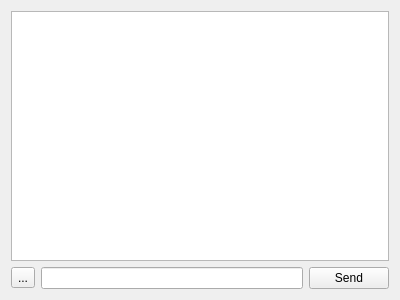
Above: BlockSettleUILib/ChatWidget.ui from BlockSettle/terminal before the change. Below: the same form after it.
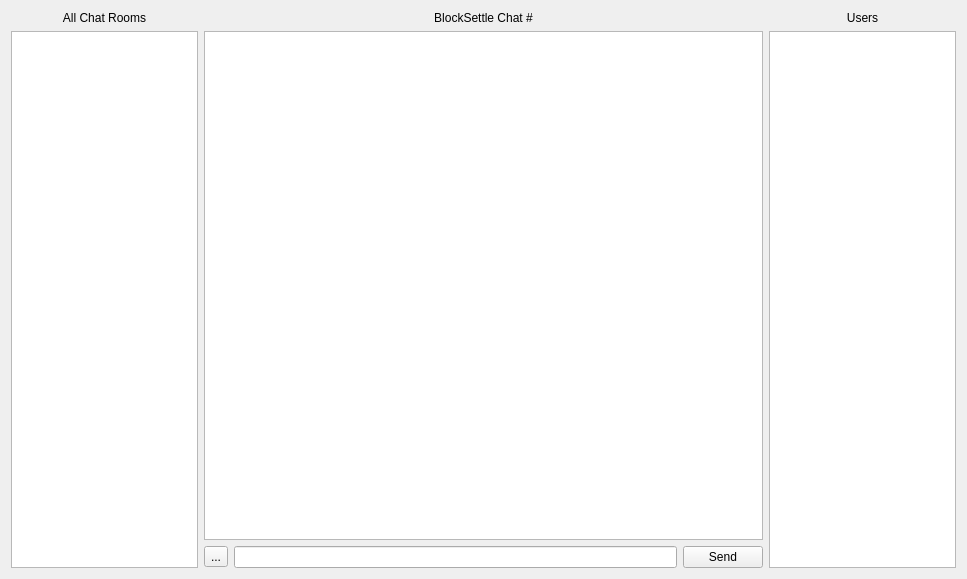
That is the form after the change.

Commit message: Fix UI layout for chat (Add missing items to chat view). Fix stylesheet for TableViews.

The edit to the form file:
```diff
--- a/BlockSettleUILib/ChatWidget.ui
+++ b/BlockSettleUILib/ChatWidget.ui
@@ -6,16 +6,49 @@
    <rect>
     <x>0</x>
     <y>0</y>
-    <width>400</width>
-    <height>300</height>
+    <width>967</width>
+    <height>579</height>
    </rect>
   </property>
   <property name="windowTitle">
    <string>Form</string>
   </property>
+  <layout class="QHBoxLayout" name="horizontalLayout_2" stretch="2,6,2">
+   <item>
   <layout class="QVBoxLayout" name="verticalLayout">
    <item>
-    <widget class="QListView" name="messages"/>
+      <widget class="QLabel" name="label">
+       <property name="text">
+        <string>All Chat Rooms</string>
+       </property>
+       <property name="alignment">
+        <set>Qt::AlignCenter</set>
+       </property>
+      </widget>
+     </item>
+     <item>
+      <widget class="QTreeView" name="treeView_ChatRooms"/>
+     </item>
+    </layout>
+   </item>
+   <item>
+    <layout class="QVBoxLayout" name="verticalLayout_4">
+     <item>
+      <layout class="QVBoxLayout" name="verticalLayout_2">
+       <item>
+        <widget class="QLabel" name="label_2">
+         <property name="text">
+          <string>BlockSettle Chat #</string>
+         </property>
+         <property name="alignment">
+          <set>Qt::AlignCenter</set>
+         </property>
+        </widget>
+       </item>
+       <item>
+        <widget class="QTableView" name="tableView_Messages"/>
+       </item>
+      </layout>
    </item>
    <item>
     <layout class="QHBoxLayout" name="horizontalLayout">
@@ -35,6 +68,25 @@
         <string>Send</string>
        </property>
       </widget>
+       </item>
+      </layout>
+     </item>
+    </layout>
+   </item>
+   <item>
+    <layout class="QVBoxLayout" name="verticalLayout_3">
+     <item>
+      <widget class="QLabel" name="label_3">
+       <property name="text">
+        <string>Users</string>
+       </property>
+       <property name="alignment">
+        <set>Qt::AlignCenter</set>
+       </property>
+      </widget>
+     </item>
+     <item>
+      <widget class="QTreeView" name="treeView_Users"/>
      </item>
     </layout>
    </item>
```
Lines whose indentation alone changed are shown as unchanged. The commit also changes 6 other files.
